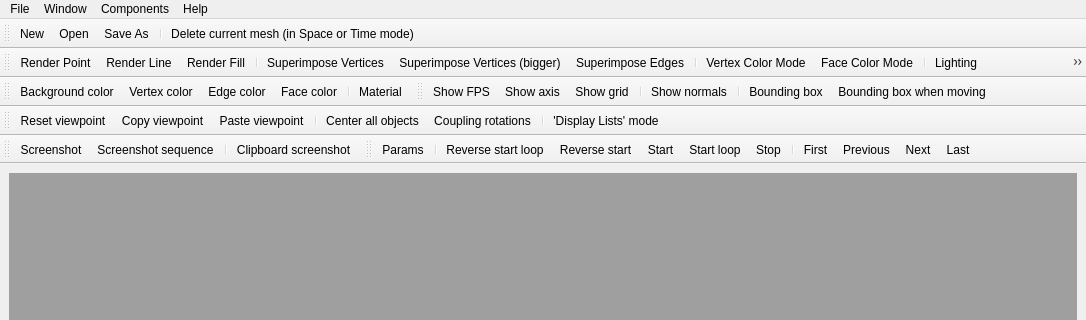
MEPP-team/MEPP, file src/mepp/mainwindow.ui: the form before one commit; both pictures show x 0 to 1086 and y 0 to 320 of the 1086 by 793 pixel window.
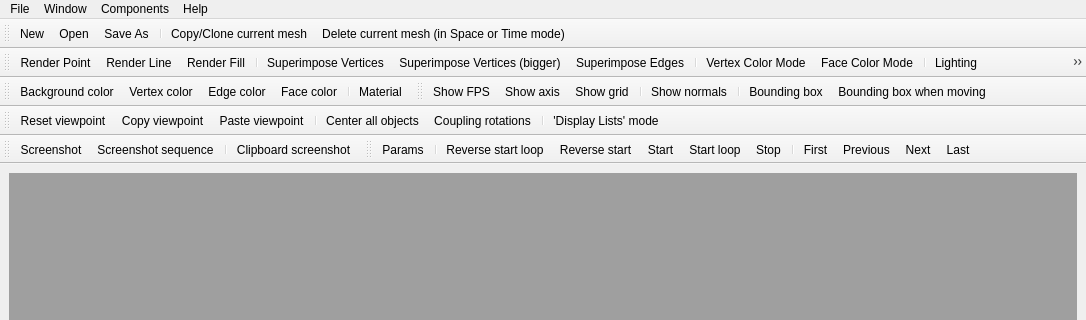
The form after the commit. Icons and pictures are not drawn. Custom widgets are drawn as their Qt base class.

Commit message: v0.46.0 : add copy/clone current selected mesh

What changed in the file:
```diff
--- a/src/mepp/mainwindow.ui
+++ b/src/mepp/mainwindow.ui
@@ -165,6 +165,7 @@
    <addaction name="actionOpen"/>
    <addaction name="actionSave_As"/>
    <addaction name="separator"/>
+   <addaction name="actionClone"/>
    <addaction name="actionDelete"/>
   </widget>
   <widget class="QToolBar" name="Toolbar_viewer">
@@ -701,7 +702,7 @@
   </action>
   <action name="actionClone">
    <property name="text">
-    <string>Clone</string>
+    <string>Copy/Clone current mesh</string>
    </property>
   </action>
   <action name="actionMaterial">
```
Left out of the diff: 7 changed lines with no effect on the pictures. The commit also changes 5 other files.
